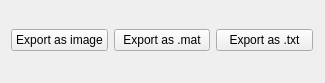
Above: src/ui/export_window.ui from pfechd/jabe before the change. Below: the same form after it.
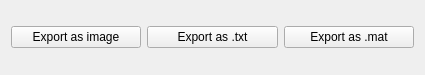
That is the form after the change.

Commit message: Fix minor layout issue in export window

```diff
--- a/src/ui/export_window.ui
+++ b/src/ui/export_window.ui
@@ -6,22 +6,15 @@
    <rect>
     <x>0</x>
     <y>0</y>
-    <width>325</width>
-    <height>83</height>
+    <width>425</width>
+    <height>75</height>
    </rect>
   </property>
   <property name="windowTitle">
    <string>Export_Window</string>
   </property>
-  <widget class="QWidget" name="horizontalLayoutWidget">
-   <property name="geometry">
-    <rect>
-     <x>0</x>
-     <y>0</y>
-     <width>324</width>
-     <height>80</height>
-    </rect>
-   </property>
+  <layout class="QHBoxLayout" name="horizontalLayout_2">
+   <item>
    <layout class="QHBoxLayout" name="horizontalLayout">
     <item>
      <widget class="QPushButton" name="export_image_button">
@@ -30,13 +23,6 @@
       </property>
      </widget>
     </item>
-    <item>
-     <widget class="QPushButton" name="export_mat_button">
-      <property name="text">
-       <string>Export as .mat</string>
-      </property>
-     </widget>
-    </item>
     <item>
      <widget class="QPushButton" name="export_txt_button">
       <property name="text">
@@ -44,8 +30,16 @@
       </property>
      </widget>
     </item>
-   </layout>
-  </widget>
+     <item>
+      <widget class="QPushButton" name="export_mat_button">
+       <property name="text">
+        <string>Export as .mat</string>
+       </property>
+      </widget>
+     </item>
+    </layout>
+   </item>
+  </layout>
  </widget>
  <layoutdefault spacing="6" margin="11"/>
  <resources/>
```
Lines whose indentation alone changed are shown as unchanged.
